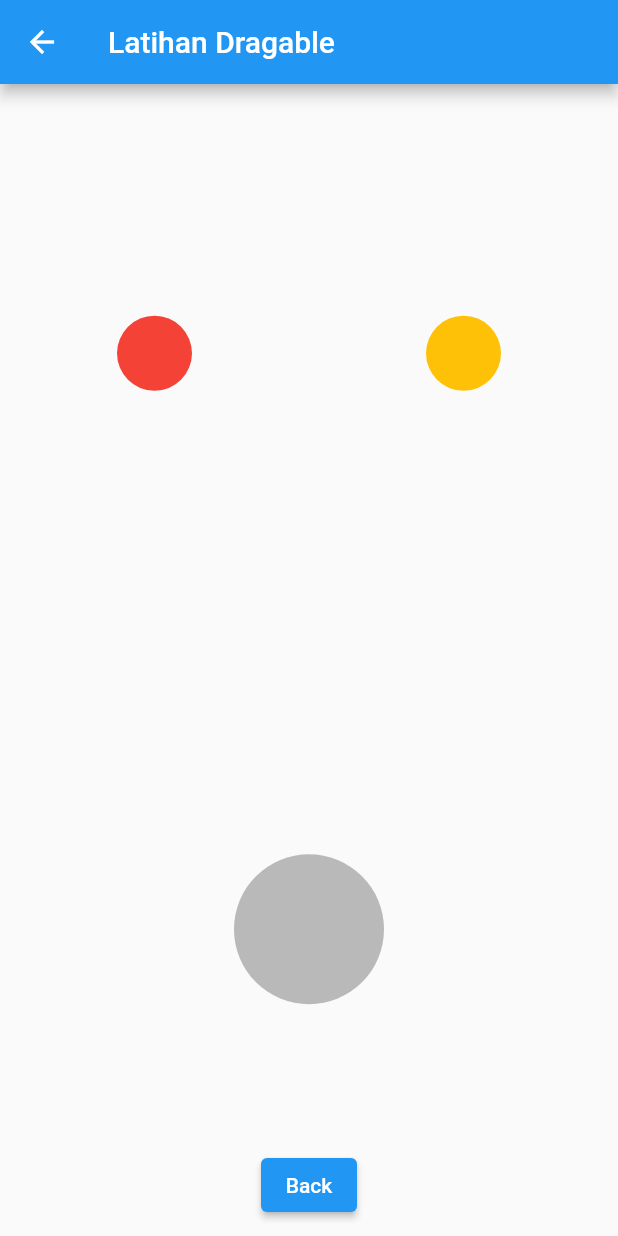
After one commit to Tri334/flutter_tutorial, a Flutter app: the LatihanDragable screen opened directly, on a phone screen of 412 x 824 dp. The commit adds this screen. Run offline on Flutter 3.47's test engine with Material 2 defaults, Android fonts, the phone set to English and light mode, and no system bars.

Commit message:
Penambahan Tutorial

```diff
--- /dev/null
+++ b/lib/tutorial/dragable.dart
@@ -0,0 +1,128 @@
+import 'package:flutter/material.dart';
+import 'package:flutter_tutorial/shortcut/short.dart';
+
+class LatihanDragable extends StatefulWidget {
+  const LatihanDragable({Key key}) : super(key: key);
+
+  @override
+  State<LatihanDragable> createState() => _LatihanDragableState();
+}
+
+class _LatihanDragableState extends State<LatihanDragable> {
+  Color color1 = Colors.red;
+  Color color2 = Colors.amber;
+  Color targetColor;
+  bool isAccepted = false;
+
+  @override
+  Widget build(BuildContext context) {
+    return Scaffold(
+      appBar: AppBar(
+        title: const Text('Latihan Dragable'),
+      ),
+      body: Stack(
+        children: [
+          Column(
+            mainAxisAlignment: MainAxisAlignment.spaceAround,
+            children: [
+              Row(
+                mainAxisAlignment: MainAxisAlignment.spaceAround,
+                children: [
+                  Draggable<Color>(
+                    data: color1,
+                    childWhenDragging: SizedBox(
+                      width: 50,
+                      height: 50,
+                      child: Material(
+                        color: Colors.black87.withOpacity(0.2),
+                        shape: StadiumBorder(),
+                        // elevation: 2,
+                      ),
+                    ),
+                    feedback: SizedBox(
+                      width: 50,
+                      height: 50,
+                      child: Material(
+                        color: color1.withOpacity(0.5),
+                        shape: StadiumBorder(),
+                        elevation: 2,
+                      ),
+                    ),
+                    child: SizedBox(
+                      width: 50,
+                      height: 50,
+                      child: Material(
+                        color: color1,
+                        shape: StadiumBorder(),
+                        // elevation: 2,
+                      ),
+                    ),
+                  ),
+                  Draggable<Color>(
+                    data: color2,
+                    childWhenDragging: SizedBox(
+                      width: 50,
+                      height: 50,
+                      child: Material(
+                        color: Colors.black87.withOpacity(0.2),
+                        shape: StadiumBorder(),
+                        // elevation: 2,
+                      ),
+                    ),
+                    feedback: SizedBox(
+                      width: 50,
+                      height: 50,
+                      child: Material(
+                        color: color2.withOpacity(0.5),
+                        shape: StadiumBorder(),
+                        elevation: 2,
+                      ),
+                    ),
+                    child: SizedBox(
+                      width: 50,
+                      height: 50,
+                      child: Material(
+                        color: color2,
+                        shape: StadiumBorder(),
+                        // elevation: 2,
+                      ),
+                    ),
+                  ),
+                ],
+              ),
+              DragTarget<Color>(
+                onWillAccept: (data) => true,
+                onAccept: (data) {
+                  isAccepted = true;
+                  targetColor = data;
+                },
+                builder: (context, candidates, rejected) {
+                  return (isAccepted)
+                      ? SizedBox(
+                          width: 100,
+                          height: 100,
+                          child: Material(
+                            color: targetColor,
+                            shape: StadiumBorder(),
+                          ),
+                        )
+                      : const SizedBox(
+                          width: 100,
+                          height: 100,
+                          child: Material(
+                            color: Colors.black26,
+                            shape: StadiumBorder(),
+                          ));
+                },
+              )
+            ],
+          ),
+          Align(
+            alignment: Alignment.bottomCenter,
+            child: Shortcut().getBack(context: context),
+          )
+        ],
+      ),
+    );
+  }
+}
--- a/pubspec.yaml
+++ b/pubspec.yaml
@@ -60,6 +60,9 @@ flutter:
   # To add assets to your application, add an assets section, like this:
   assets:
     - assets/image/kucing.jpg
+    - assets/image/kucing2.jpg
+    - assets/image/kucing3.jpg
+    - assets/image/kucing4.jpg
 
   # An image asset can refer to one or more resolution-specific "variants", see
   # https://flutter.dev/assets-and-images/#resolution-aware
```
Also changed, not shown: lib/mainpage.dart (+7 -1 lines), lib/shortcut/short.dart (+13 -13 lines), lib/tutorial/appbarstyle.dart (added, +12 -0 lines), lib/tutorial/image.dart (+61 -4 lines), lib/tutorial/spacer.dart (added, +63 -0 lines), assets/image/kucing2.JPG (added), assets/image/kucing3.JPG (added), assets/image/kucing4.JPG (added), assets/image/kucing4.jpeg (added), assets/pattern/pattern.png (added).
